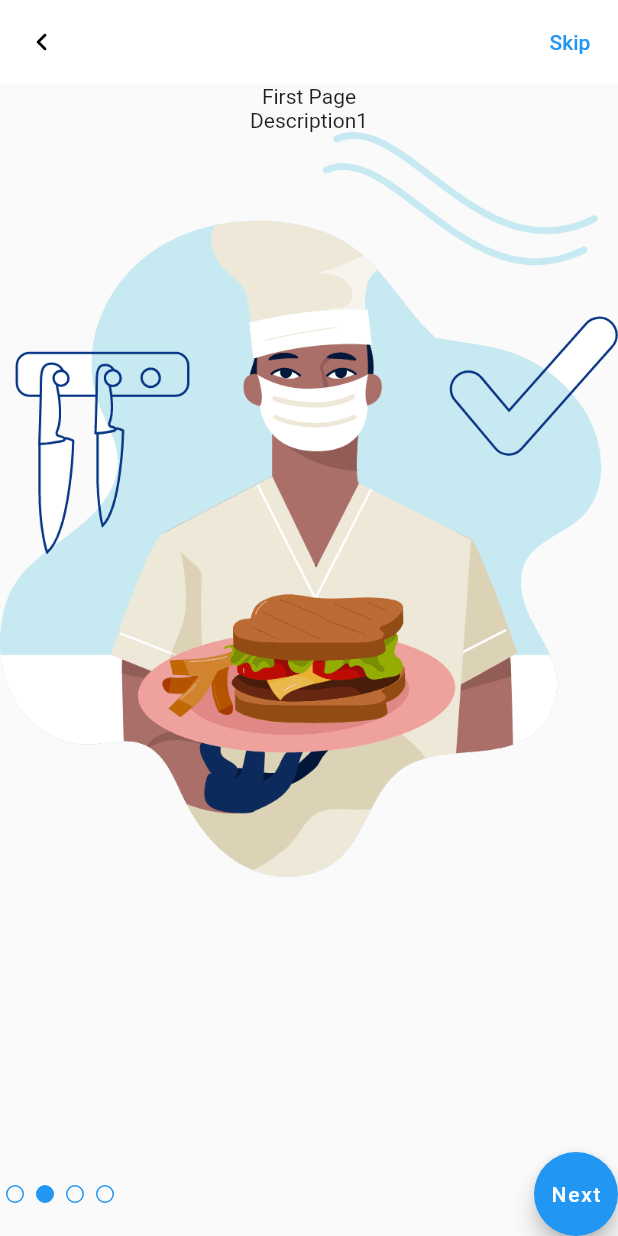
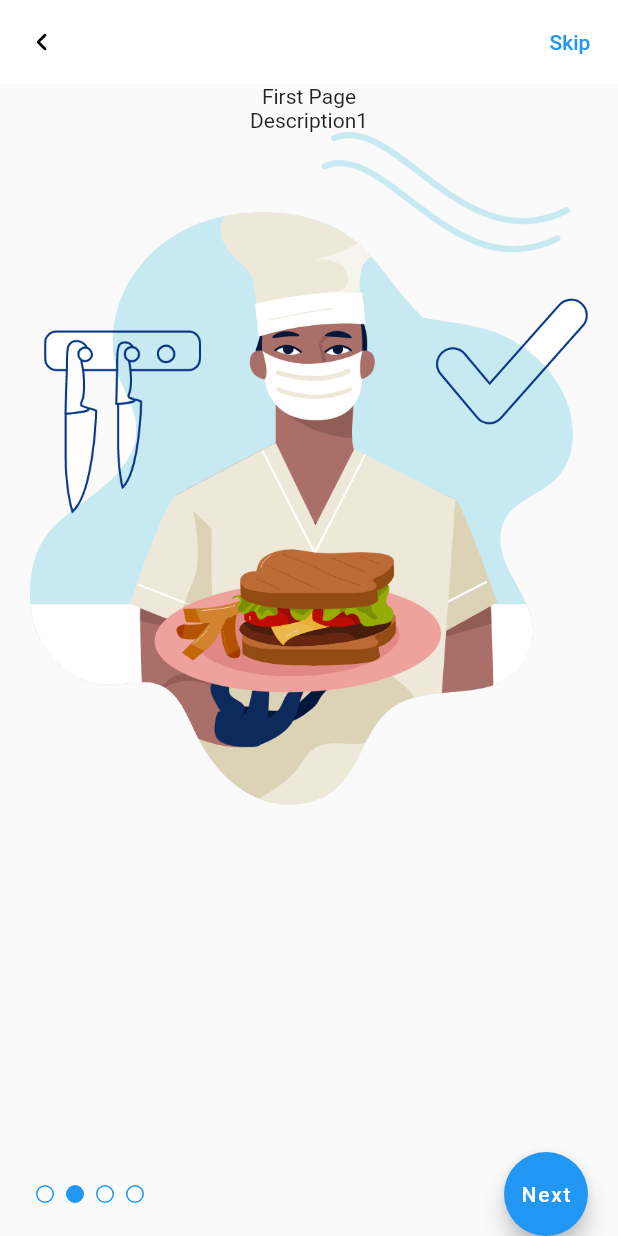
Before and after one commit to mensur056/State_Management, a Flutter app: the screen it shows after launch, after a tap on "Next", on a phone screen of 412 x 824 dp. Run offline on Flutter 3.47's test engine with Material 2 defaults, Android fonts, the phone set to English and light mode, and no system bars.

```diff
--- a/lib/feature/onboard/on_board_view.dart
+++ b/lib/feature/onboard/on_board_view.dart
@@ -14,8 +14,11 @@ class OnBoardView extends StatefulWidget {
 class _OnBoardViewState extends State<OnBoardView> {
   int _selectedIndex = 0;
 
+  bool get _isLastPage =>
+      OnBoardModels.onBoardItems.length - 1 == _selectedIndex;
+
   void _incrementAndChange() {
-    if (_selectedIndex == OnBoardModels.onBoardItems.length - 1) {
+    if (_isLastPage) {
       return;
     }
     _incrementSelectedPage();
@@ -25,11 +28,6 @@ class _OnBoardViewState extends State<OnBoardView> {
     setState(() {
       _selectedIndex++;
     });
-  }
-
-  @override
-  void initState() {
-    super.initState();
   }
 
   final String title = 'Skip';
@@ -51,13 +49,16 @@ class _OnBoardViewState extends State<OnBoardView> {
           ),
         ),
       ),
-      body: Column(
+      body: Padding(
+        padding: const EdgeInsets.only(left: 20.0, right: 20),
+        child: Column(
           children: [
             Expanded(
               child: PageView.builder(
                   itemCount: OnBoardModels.onBoardItems.length,
                   itemBuilder: (context, index) {
-                  return OnBoardCard(model: OnBoardModels.onBoardItems[index]);
+                    return OnBoardCard(
+                        model: OnBoardModels.onBoardItems[index]);
                   }),
             ),
             Row(
@@ -70,12 +71,13 @@ class _OnBoardViewState extends State<OnBoardView> {
                   onPressed: () {
                     _incrementAndChange();
                   },
-                child: const Text('Next'),
+                  child: Text(_isLastPage ? 'Start' : 'Next'),
                 )
               ],
             )
           ],
         ),
+      ),
     );
   }
 }
```
Lines whose indentation alone changed are shown as unchanged.
